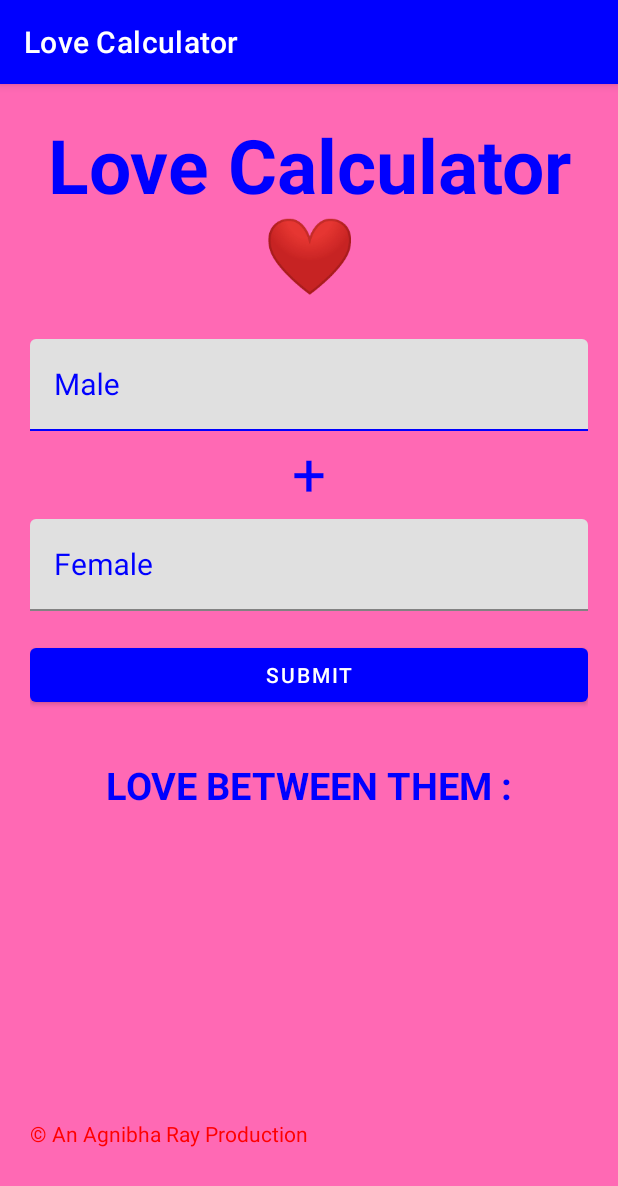
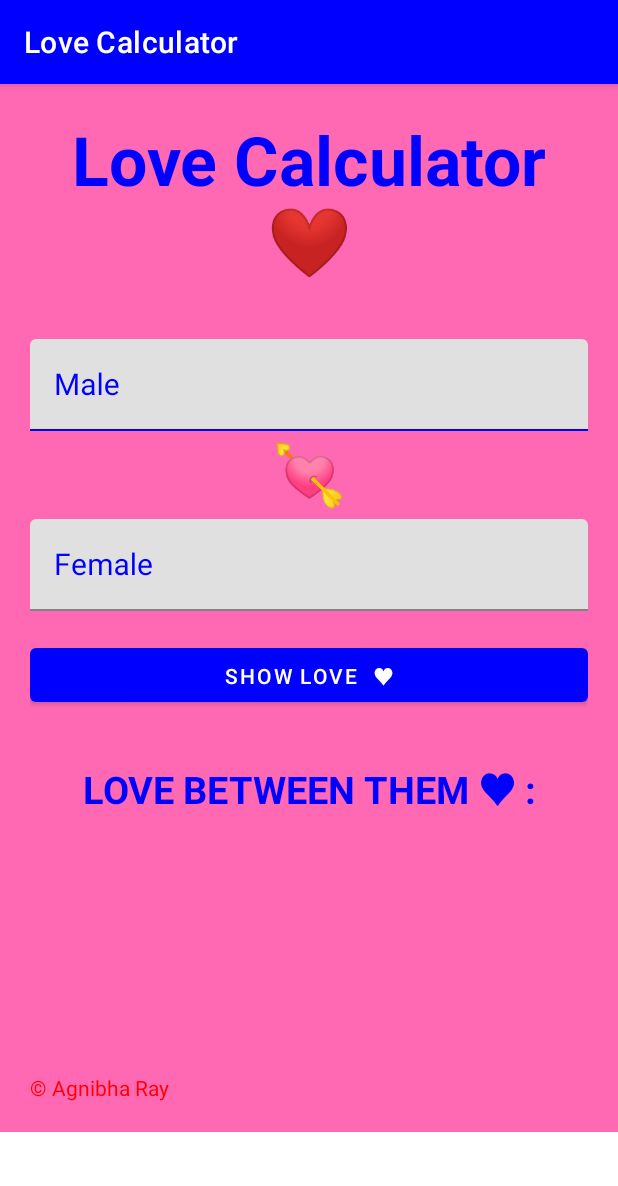
Before and after one commit to AgnibhaRay/LoveCalculator, an Android app: the screen it shows after launch (MainActivity), on a phone screen of 412 x 824 dp. Shown: the top 1186 px of the screen. Run offline under Robolectric (Android 15) with nearby library versions, the phone set to English and light mode, and no system bars.

Commit message:
Some minor bugs fixed

```diff
--- a/app/src/main/java/com/example/lc/MainActivity.java
+++ b/app/src/main/java/com/example/lc/MainActivity.java
@@ -6,6 +6,7 @@ import android.os.Bundle;
 import android.view.View;
 import android.widget.EditText;
 import android.widget.TextView;
+import android.widget.Toast;
 
 import com.google.android.material.textfield.TextInputEditText;
 
@@ -36,7 +37,13 @@ public class MainActivity extends AppCompatActivity {
         Random random=new Random(value);
 
         result=(random.nextInt(100)+1)+"%";
-        tv.setText(result);
+        if(m.equals("") || f.equals("")){
+
+            Toast.makeText(MainActivity.this,"Enter Names",Toast.LENGTH_LONG).show();
+        }
+        else {
+            tv.setText(result);
+        }
 
 
     }
--- a/app/src/main/res/layout/activity_main.xml
+++ b/app/src/main/res/layout/activity_main.xml
@@ -3,7 +3,7 @@
     xmlns:app="http://schemas.android.com/apk/res-auto"
     xmlns:tools="http://schemas.android.com/tools"
     android:layout_width="match_parent"
-    android:layout_height="match_parent"
+    android:layout_height="wrap_content"
     android:padding="20dp"
     tools:context=".MainActivity"
     android:background="@color/hotpink">
@@ -15,7 +15,7 @@
         android:layout_height="wrap_content"
         android:layout_weight="10"
         android:text="Love Calculator \u2764"
-        android:textSize="50dp"
+        android:textSize="45dp"
         android:textAlignment="center"
         android:textColor="@color/blue"
         android:textStyle="bold"
@@ -49,7 +49,7 @@
     <TextView
         android:layout_width="match_parent"
         android:layout_height="wrap_content"
-        android:text="+"
+        android:text="💘"
         android:textSize="40dp"
         android:layout_marginTop="212dp"
         android:textAlignment="center"
@@ -59,8 +59,8 @@
 
     <TextView
         android:id="@+id/text"
-        android:layout_width="371dp"
-        android:layout_height="158dp"
+        android:layout_width="match_parent"
+        android:layout_height="wrap_content"
         android:layout_marginTop="480dp"
         android:text=""
         android:textAlignment="center"
@@ -90,19 +90,19 @@
             android:textSize="20sp" />
     </com.google.android.material.textfield.TextInputLayout>
 
+
     <Button
         android:layout_width="match_parent"
         android:layout_height="wrap_content"
         android:layout_marginTop="350dp"
         android:onClick="Showresult"
-        android:text="Submit" />
-
+        android:text="Show Love  ♥" />
 
     <TextView
         android:layout_width="match_parent"
         android:layout_height="wrap_content"
         android:layout_marginTop="430dp"
-        android:text="LOVE BETWEEN THEM :"
+        android:text="LOVE BETWEEN THEM ♥ :"
         android:textAlignment="center"
         android:textColor="@color/blue"
         android:textSize="25dp"
@@ -113,8 +113,8 @@
         android:id="@+id/watermark"
         android:layout_width="match_parent"
         android:layout_height="wrap_content"
-        android:text="\u00A9 An Agnibha Ray Production"
-        android:layout_marginTop="670dp"
+        android:text="\u00A9 Agnibha Ray"
+        android:layout_marginTop="639dp"
         android:textColor="@color/red"
         />
 
```
